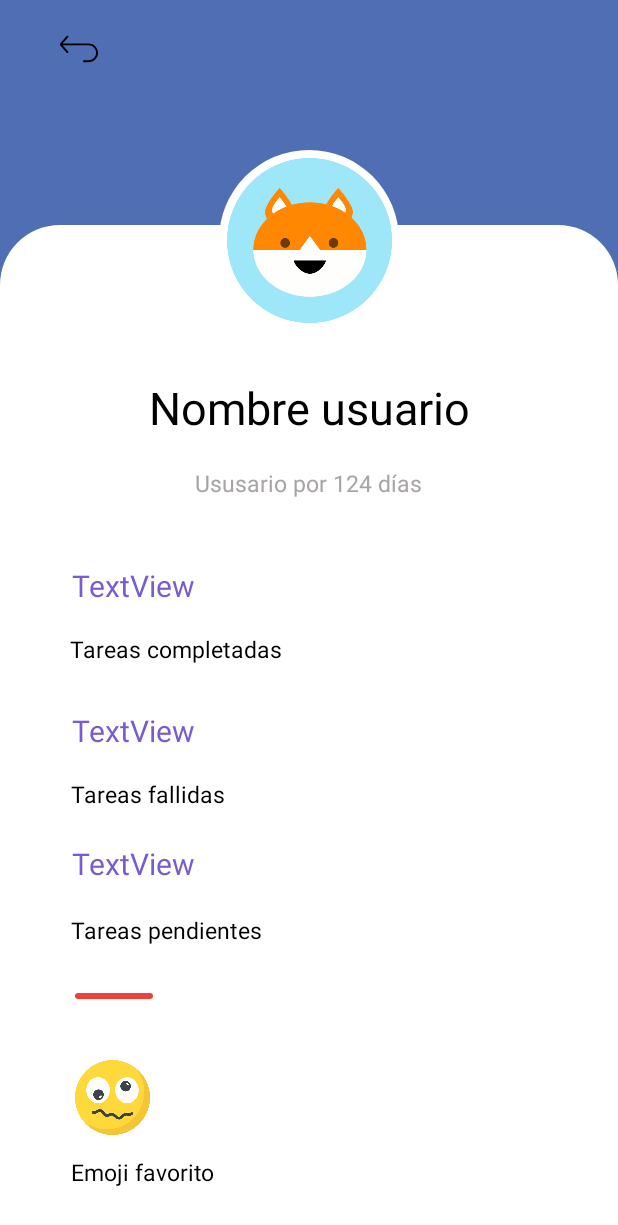
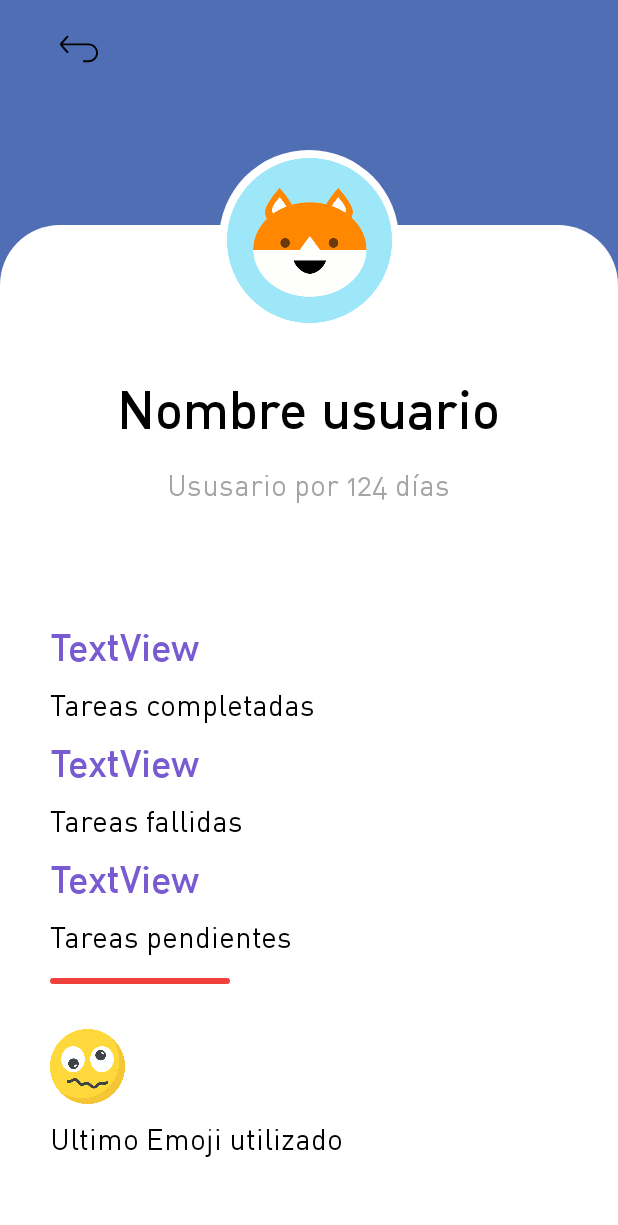
Before and after one commit to RicardoM99160/Balance, an Android app: the layout activity_user_profile.xml on its own in the app's theme, with its tools: preview values and no code run, on a phone screen of 412 x 824 dp. Shown: the top 1225 px of the screen. Run offline under Robolectric (Android 15) with nearby library versions, the phone set to English and light mode, and no system bars.

Commit message:
ajustes finales

```diff
--- a/Balance/app/src/main/java/com/domos/balance/CreateTask.java
+++ b/Balance/app/src/main/java/com/domos/balance/CreateTask.java
@@ -293,6 +293,8 @@ public class CreateTask extends AppCompatActivity {
                 }else{
                     MainActivity.databaseReference.child(MainActivity.userUID).child("misTareasPendientes").setValue(tareasPendientes + 1);
                 }
+
+                MainActivity.databaseReference.child(MainActivity.userUID).child("ultimoEmoji").setValue(newTask.getEmoji());
             }
 
             @Override
--- a/Balance/app/src/main/res/layout/activity_user_profile.xml
+++ b/Balance/app/src/main/res/layout/activity_user_profile.xml
@@ -23,7 +23,8 @@
             android:layout_height="wrap_content"
             android:text="Nombre usuario"
             android:textColor="@color/black"
-            android:textSize="30sp"
+            android:textSize="35sp"
+            android:fontFamily="@font/fuente_1_bold"
             app:layout_constraintBottom_toBottomOf="parent"
             app:layout_constraintEnd_toEndOf="parent"
             app:layout_constraintStart_toStartOf="parent"
@@ -36,7 +37,8 @@
             android:layout_height="wrap_content"
             android:text="Ususario por 124 días"
             android:textColor="@color/txt_gray"
-            android:textSize="15sp"
+            android:textSize="20sp"
+            android:fontFamily="@font/fuente_1"
             app:layout_constraintBottom_toBottomOf="parent"
             app:layout_constraintEnd_toEndOf="parent"
             app:layout_constraintHorizontal_bias="0.498"
@@ -44,129 +46,104 @@
             app:layout_constraintTop_toTopOf="parent"
             app:layout_constraintVertical_bias="0.247" />
 
+        <LinearLayout
+            android:layout_width="wrap_content"
+            android:layout_height="wrap_content"
+            android:orientation="vertical"
+            app:layout_constraintBottom_toBottomOf="parent"
+            app:layout_constraintEnd_toEndOf="parent"
+            app:layout_constraintHorizontal_bias="0.154"
+            app:layout_constraintStart_toStartOf="parent"
+            app:layout_constraintTop_toTopOf="parent"
+            app:layout_constraintVertical_bias="0.846">
+
             <TextView
                 android:id="@+id/upTxtCompletedTasksCount"
                 android:layout_width="wrap_content"
                 android:layout_height="wrap_content"
+                android:layout_marginVertical="5dp"
+                android:fontFamily="@font/fuente_1_bold"
                 android:text="TextView"
                 android:textColor="@color/purple_accent"
-            android:textSize="20sp"
-            app:layout_constraintBottom_toBottomOf="parent"
-            app:layout_constraintEnd_toEndOf="parent"
-            app:layout_constraintHorizontal_bias="0.145"
-            app:layout_constraintStart_toStartOf="parent"
-            app:layout_constraintTop_toTopOf="parent"
-            app:layout_constraintVertical_bias="0.351" />
+                android:textSize="25sp" />
 
             <TextView
                 android:id="@+id/upTxtCompletedTasks"
                 android:layout_width="wrap_content"
                 android:layout_height="wrap_content"
+                android:layout_marginVertical="5dp"
+                android:fontFamily="@font/fuente_1"
                 android:text="@string/upTxtTareasCompletadas"
                 android:textColor="@color/black"
-            android:textSize="15sp"
-            app:layout_constraintBottom_toBottomOf="parent"
-            app:layout_constraintEnd_toEndOf="parent"
-            app:layout_constraintHorizontal_bias="0.173"
-            app:layout_constraintStart_toStartOf="parent"
-            app:layout_constraintTop_toTopOf="parent"
-            app:layout_constraintVertical_bias="0.417" />
+                android:textSize="20sp" />
 
             <TextView
                 android:id="@+id/upTxtFailedTasksCount"
                 android:layout_width="wrap_content"
                 android:layout_height="wrap_content"
+                android:layout_marginVertical="5dp"
+                android:fontFamily="@font/fuente_1_bold"
                 android:text="TextView"
                 android:textColor="@color/purple_accent"
-            android:textSize="20sp"
-            app:layout_constraintBottom_toBottomOf="parent"
-            app:layout_constraintEnd_toEndOf="parent"
-            app:layout_constraintHorizontal_bias="0.145"
-            app:layout_constraintStart_toStartOf="parent"
-            app:layout_constraintTop_toTopOf="parent" />
+                android:textSize="25sp" />
 
             <TextView
                 android:id="@+id/upTxtFailedTasks"
                 android:layout_width="wrap_content"
                 android:layout_height="wrap_content"
+                android:layout_marginVertical="5dp"
+                android:fontFamily="@font/fuente_1"
                 android:text="@string/upTxtTareasFallidas"
                 android:textColor="@color/black"
-            android:textSize="15sp"
-            app:layout_constraintBottom_toBottomOf="parent"
-            app:layout_constraintEnd_toEndOf="parent"
-            app:layout_constraintHorizontal_bias="0.152"
-            app:layout_constraintStart_toStartOf="parent"
-            app:layout_constraintTop_toTopOf="parent"
-            app:layout_constraintVertical_bias="0.565" />
+                android:textSize="20sp" />
 
             <TextView
                 android:id="@+id/upTxtPendingTasksCount"
                 android:layout_width="wrap_content"
                 android:layout_height="wrap_content"
+                android:layout_marginVertical="5dp"
+                android:fontFamily="@font/fuente_1_bold"
                 android:text="TextView"
                 android:textColor="@color/purple_accent"
-            android:textSize="20sp"
-            app:layout_constraintBottom_toBottomOf="parent"
-            app:layout_constraintEnd_toEndOf="parent"
-            app:layout_constraintHorizontal_bias="0.145"
-            app:layout_constraintStart_toStartOf="parent"
-            app:layout_constraintTop_toTopOf="parent"
-            app:layout_constraintVertical_bias="0.637" />
+                android:textSize="25sp" />
 
             <TextView
                 android:id="@+id/upTxtPendingTasks"
                 android:layout_width="wrap_content"
                 android:layout_height="wrap_content"
+                android:layout_marginVertical="5dp"
+                android:fontFamily="@font/fuente_1"
                 android:text="@string/upTxtTareasPendientes"
                 android:textColor="@color/black"
-            android:textSize="15sp"
-            app:layout_constraintBottom_toBottomOf="parent"
-            app:layout_constraintEnd_toEndOf="parent"
-            app:layout_constraintHorizontal_bias="0.166"
-            app:layout_constraintStart_toStartOf="parent"
-            app:layout_constraintTop_toTopOf="parent"
-            app:layout_constraintVertical_bias="0.704" />
+                android:textSize="20sp" />
 
             <TextView
                 android:id="@+id/textView7"
-            android:layout_width="0dp"
+                android:layout_width="match_parent"
                 android:layout_height="4dp"
-
-            android:layout_marginStart="50dp"
-            android:layout_marginEnd="310dp"
-            android:background="@drawable/thick_line"
-            app:layout_constraintBottom_toBottomOf="parent"
-            app:layout_constraintEnd_toEndOf="parent"
-            app:layout_constraintHorizontal_bias="0.0"
-            app:layout_constraintStart_toStartOf="parent"
-            app:layout_constraintTop_toTopOf="parent"
-            app:layout_constraintVertical_bias="0.764" />
+                android:layout_marginVertical="10dp"
+                android:layout_marginRight="75dp"
+                android:background="@drawable/thick_line" />
 
             <ImageView
                 android:id="@+id/upImgEmojiFav"
                 android:layout_width="50dp"
                 android:layout_height="50dp"
-            app:layout_constraintBottom_toBottomOf="parent"
-            app:layout_constraintEnd_toEndOf="parent"
-            app:layout_constraintHorizontal_bias="0.138"
-            app:layout_constraintStart_toStartOf="parent"
-            app:layout_constraintTop_toTopOf="parent"
-            app:layout_constraintVertical_bias="0.892"
+                android:layout_marginTop="20dp"
+                android:layout_marginBottom="5dp"
                 app:srcCompat="@drawable/nervous" />
 
             <TextView
                 android:id="@+id/upTxtEmojiFav"
                 android:layout_width="wrap_content"
                 android:layout_height="wrap_content"
+                android:layout_marginVertical="5dp"
+                android:fontFamily="@font/fuente_1"
                 android:text="@string/upTxtEmojiFavorito"
                 android:textColor="@color/black"
-            android:textSize="15sp"
-            app:layout_constraintBottom_toBottomOf="parent"
-            app:layout_constraintEnd_toEndOf="parent"
-            app:layout_constraintHorizontal_bias="0.15"
-            app:layout_constraintStart_toStartOf="parent"
-            app:layout_constraintTop_toTopOf="parent"
-            app:layout_constraintVertical_bias="0.951" />
+                android:textSize="20sp" />
+        </LinearLayout>
+
     </androidx.constraintlayout.widget.ConstraintLayout>
 
     <TextView
--- a/Balance/app/src/main/res/values/strings.xml
+++ b/Balance/app/src/main/res/values/strings.xml
@@ -72,7 +72,7 @@
     <string name="upTxtTareasCompletadas">Tareas completadas</string>
     <string name="upTxtTareasFallidas">Tareas fallidas</string>
     <string name="upTxtTareasPendientes">Tareas pendientes</string>
-    <string name="upTxtEmojiFavorito">Emoji favorito</string>
+    <string name="upTxtEmojiFavorito">Ultimo Emoji utilizado</string>
 
 
 
```
Also changed, not shown: Balance/app/src/main/java/com/domos/balance/UserProfile.java (+31 -4 lines), Balance/app/src/main/res/layout/activity_login.xml (+2 -10 lines), Balance/app/src/main/res/layout/activity_register.xml (+3 -14 lines), Balance/app/src/main/res/layout/activity_welcome.xml (+9 -7 lines). Lines whose indentation alone changed are shown as unchanged.
